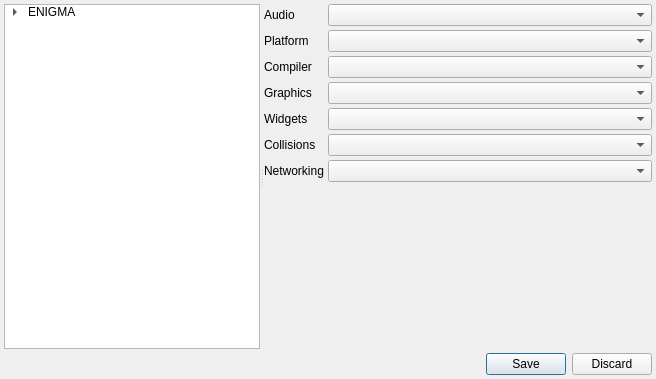
Above: Editors/SettingsEditor.ui from enigma-dev/RadialGM before the change. Below: the same form after it.
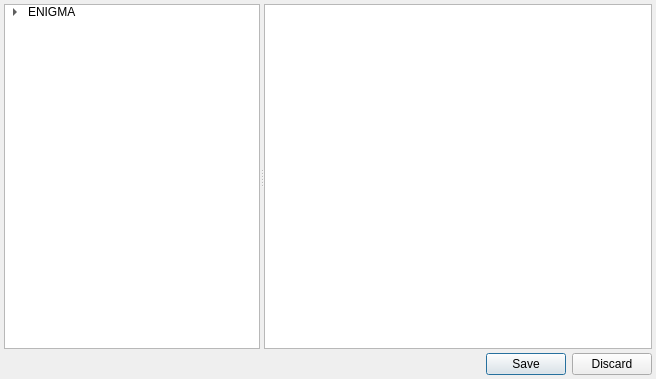
That is the form after the change. The open tabs and pages were chosen to show the change. Icons and pictures are not drawn.

Commit message: add extension settings page and page switching

Diff of the .ui file:
```diff
--- a/Editors/SettingsEditor.ui
+++ b/Editors/SettingsEditor.ui
@@ -81,13 +81,17 @@
       </item>
      </widget>
      <widget class="QStackedWidget" name="stackedWidget">
+      <property name="enabled">
+       <bool>true</bool>
+      </property>
       <property name="sizePolicy">
        <sizepolicy hsizetype="Preferred" vsizetype="Preferred">
         <horstretch>1</horstretch>
         <verstretch>0</verstretch>
        </sizepolicy>
       </property>
-      <widget class="QWidget" name="API">
+      <widget class="QWidget" name="emptyPage"/>
+      <widget class="QWidget" name="apiPage">
        <layout class="QFormLayout" name="formLayout">
         <property name="labelAlignment">
          <set>Qt::AlignLeading|Qt::AlignLeft|Qt::AlignVCenter</set>
@@ -182,6 +186,28 @@
         </item>
        </layout>
       </widget>
+      <widget class="QWidget" name="extensionsPage">
+       <layout class="QHBoxLayout" name="horizontalLayout">
+        <property name="spacing">
+         <number>4</number>
+        </property>
+        <property name="leftMargin">
+         <number>0</number>
+        </property>
+        <property name="topMargin">
+         <number>0</number>
+        </property>
+        <property name="rightMargin">
+         <number>0</number>
+        </property>
+        <property name="bottomMargin">
+         <number>0</number>
+        </property>
+        <item>
+         <widget class="QListWidget" name="extensionsList"/>
+        </item>
+       </layout>
+      </widget>
      </widget>
     </widget>
    </item>
```
The commit also changes 2 other files.
